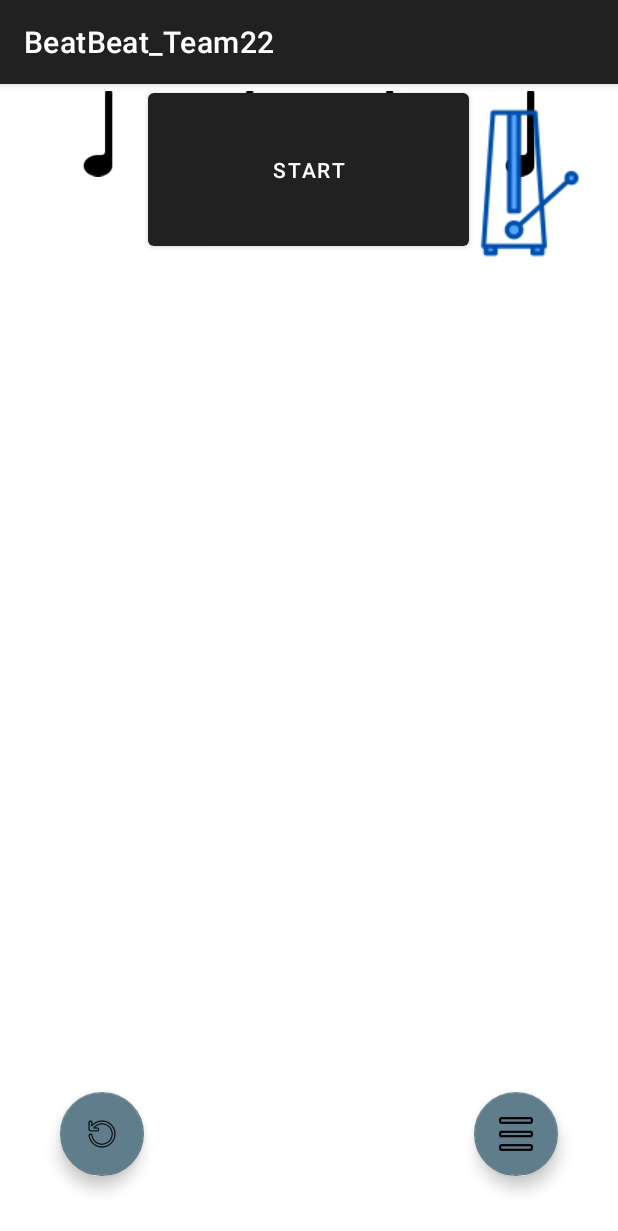
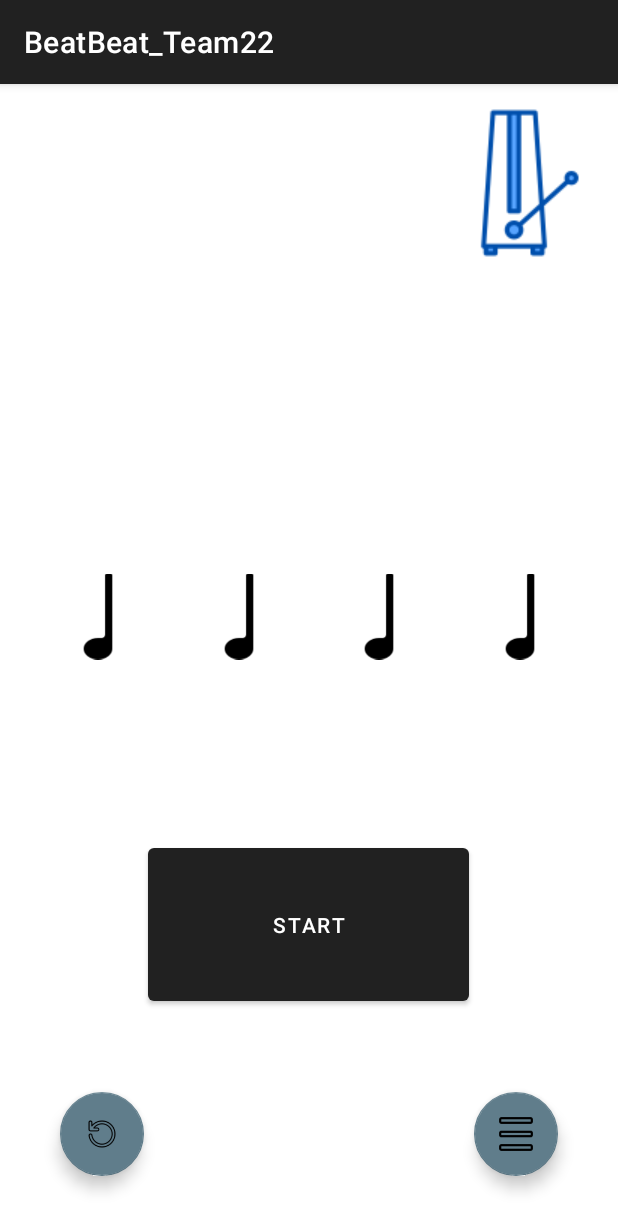
Before and after one commit to maanasanarayan/BeatBeat_FinalProject_CS5520, an Android app: the MainChallengeActivity screen opened directly, with no data from a screen before it, on a phone screen of 412 x 824 dp. Shown: the top 1231 px of the screen. Run offline under Robolectric (Android 15) with nearby library versions, the phone set to English and light mode, and no system bars.

Commit message:
adding constraints

```diff
--- a/app/src/main/res/layout/activity_main_challenge.xml
+++ b/app/src/main/res/layout/activity_main_challenge.xml
@@ -12,10 +12,12 @@
         android:layout_height="114dp"
         android:onClick="onTap"
         android:text="@string/start_string"
+        app:layout_constraintBottom_toBottomOf="parent"
         app:layout_constraintEnd_toEndOf="parent"
         app:layout_constraintHorizontal_bias="0.497"
         app:layout_constraintStart_toStartOf="parent"
-        tools:layout_editor_absoluteY="497dp" />
+        app:layout_constraintTop_toTopOf="parent"
+        app:layout_constraintVertical_bias="0.77" />
 
     <com.google.android.material.floatingactionbutton.FloatingActionButton
         android:id="@+id/floatingActionButton"
@@ -47,41 +49,45 @@
         android:id="@+id/imageView7"
         android:layout_width="57dp"
         android:layout_height="66dp"
+        android:layout_marginTop="322dp"
         app:layout_constraintEnd_toStartOf="@+id/imageView12"
         app:layout_constraintHorizontal_bias="0.5"
         app:layout_constraintStart_toStartOf="parent"
-        app:srcCompat="@drawable/quarter_note_96_xxxhdpi"
-        tools:layout_editor_absoluteY="322dp" />
+        app:layout_constraintTop_toTopOf="parent"
+        app:srcCompat="@drawable/quarter_note_96_xxxhdpi" />
 
     <ImageView
         android:id="@+id/imageView12"
         android:layout_width="57dp"
         android:layout_height="66dp"
+        android:layout_marginTop="322dp"
         app:layout_constraintEnd_toStartOf="@+id/imageView13"
         app:layout_constraintHorizontal_bias="0.5"
         app:layout_constraintStart_toEndOf="@+id/imageView7"
-        app:srcCompat="@drawable/quarter_note_96_xxxhdpi"
-        tools:layout_editor_absoluteY="322dp" />
+        app:layout_constraintTop_toTopOf="parent"
+        app:srcCompat="@drawable/quarter_note_96_xxxhdpi" />
 
     <ImageView
         android:id="@+id/imageView13"
         android:layout_width="57dp"
         android:layout_height="66dp"
+        android:layout_marginTop="322dp"
         app:layout_constraintEnd_toStartOf="@+id/imageView14"
         app:layout_constraintHorizontal_bias="0.5"
         app:layout_constraintStart_toEndOf="@+id/imageView12"
-        app:srcCompat="@drawable/quarter_note_96_xxxhdpi"
-        tools:layout_editor_absoluteY="322dp" />
+        app:layout_constraintTop_toTopOf="parent"
+        app:srcCompat="@drawable/quarter_note_96_xxxhdpi" />
 
     <ImageView
         android:id="@+id/imageView14"
         android:layout_width="57dp"
         android:layout_height="66dp"
+        android:layout_marginTop="322dp"
         app:layout_constraintEnd_toEndOf="parent"
         app:layout_constraintHorizontal_bias="0.5"
         app:layout_constraintStart_toEndOf="@+id/imageView13"
-        app:srcCompat="@drawable/quarter_note_96_xxxhdpi"
-        tools:layout_editor_absoluteY="322dp" />
+        app:layout_constraintTop_toTopOf="parent"
+        app:srcCompat="@drawable/quarter_note_96_xxxhdpi" />
 
     <ImageView
         android:id="@+id/imageView11"
```
